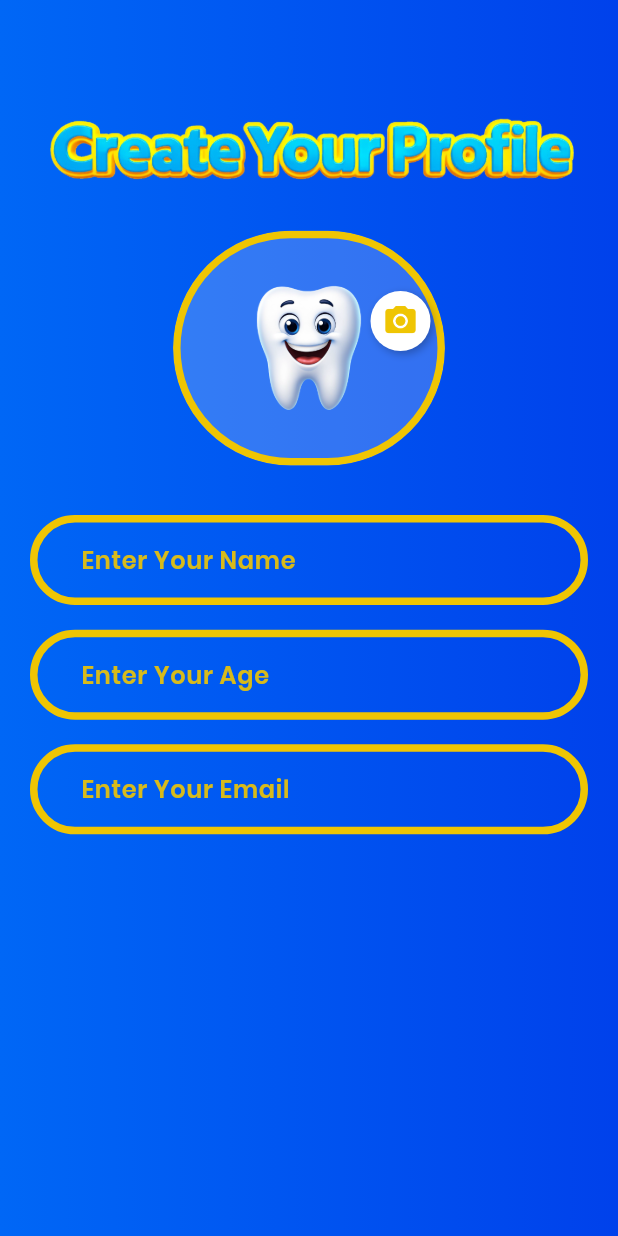
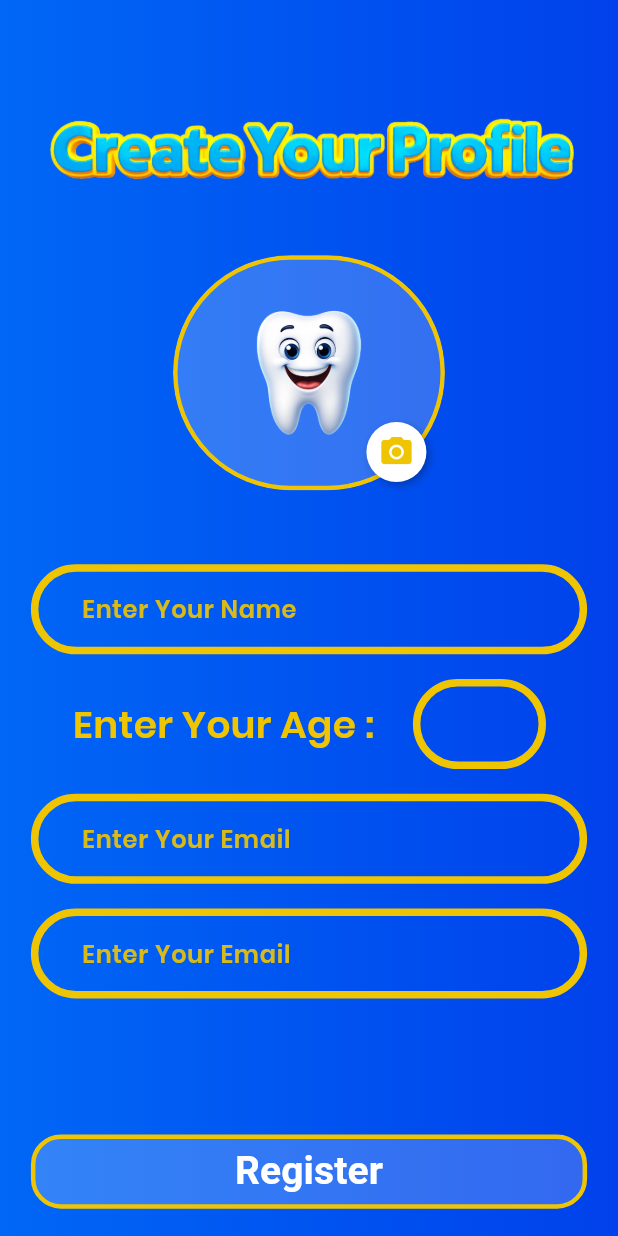
Before and after one commit to chamudithadilanka/smiley_toothy, a Flutter app: the RegisterScreen screen opened directly, on a phone screen of 412 x 824 dp. Run offline on Flutter 3.47's test engine with Material 3 defaults, Android fonts, the phone set to English and light mode, and no system bars; our stand-ins replace flutter_bloc.

Commit message:
custom buttton for register screen

```diff
--- a/lib/screens/register_screen/register_screen.dart
+++ b/lib/screens/register_screen/register_screen.dart
@@ -1,5 +1,6 @@
 import 'package:flutter/material.dart';
 import 'package:smiley_toothy/color_theme/color_theme.dart';
+import 'package:smiley_toothy/screens/register_screen/widget/custom_button.dart';
 import 'package:smiley_toothy/screens/register_screen/widget/custom_text_filed.dart';
 
 class RegisterScreen extends StatelessWidget {
@@ -10,9 +11,9 @@ class RegisterScreen extends StatelessWidget {
     final screenWidth = MediaQuery.of(context).size.width;
     final screenHeight = MediaQuery.of(context).size.height;
     return Scaffold(
-      body: Stack(
+      body: SingleChildScrollView(
+        child: Stack(
           children: [
-
             Container(
               width: screenWidth * 1.0,
               height: screenHeight * 1.0,
@@ -25,8 +26,8 @@ class RegisterScreen extends StatelessWidget {
                 crossAxisAlignment: CrossAxisAlignment.center,
                 children: [
                   SizedBox(height: screenHeight * 0.09),
-                Image.asset("assets/image/create_account.png",width: 380,),
-                SizedBox(height: screenHeight * 0.03),
+                  Image.asset("assets/image/create_account.png", width: 380),
+                  SizedBox(height: screenHeight * 0.05),
                   ClipRRect(
                     borderRadius: BorderRadius.circular(100),
                     child: Container(
@@ -41,12 +42,11 @@ class RegisterScreen extends StatelessWidget {
                             ),
                             spreadRadius: 3,
                             blurRadius: 3,
-
                           ),
                         ],
                         border: Border.all(
                           color: kMainLoadingIndicatorYellowdark,
-                        width: 5,
+                          width: 3,
                         ),
                         image: DecorationImage(
                           image: AssetImage(
@@ -56,20 +56,58 @@ class RegisterScreen extends StatelessWidget {
                       ),
                     ),
                   ),
-                SizedBox(height: screenHeight * 0.04),
-                CustomTextInputRegisterScreen(hintText: "Enter Your Name"),
+                  SizedBox(height: screenHeight * 0.06),
+                  CustomTextInputRegisterScreen(
+                    hintText: "Enter Your Name",
+                    isNumber: false,
+                    isHintText: true,
+                  ),
                   SizedBox(height: screenHeight * 0.02),
-                CustomTextInputRegisterScreen(hintText: "Enter Your Age"),
+                  Padding(
+                    padding: const EdgeInsets.symmetric(horizontal: 28),
+                    child: Row(
+                      mainAxisAlignment: MainAxisAlignment.spaceAround,
+                      children: [
+                        SizedBox(width: screenWidth*0.05,),
+                        Text(
+                          "Enter Your Age : ",
+                          style: TextStyle(
+                            fontSize: 25,
+                            fontWeight: FontWeight.w600,
+                            color: kMainLoadingIndicatorYellowdark,
+                          ),
+                        ),
+                        Flexible(
+                          child: CustomTextInputRegisterScreen(
+                            isHintText: false,
+                            hintText: "",
+                            isNumber: true,
+                          ),
+                        ),
+                      ],
+                    ),
+                  ),
                   SizedBox(height: screenHeight * 0.02),
-                CustomTextInputRegisterScreen(hintText: "Enter Your Email"),
+                  CustomTextInputRegisterScreen(
+                    hintText: "Enter Your Email",
+                    isNumber: false,
+                    isHintText: true,
+                  ),
+                  SizedBox(height: screenHeight * 0.02),
+                  CustomTextInputRegisterScreen(
+                    hintText: "Enter Your Email",
+                    isNumber: false,
+                    isHintText: true,
+                  ),
+                  SizedBox(height: screenHeight * 0.11),
+                  CustomButtonRegister(),
                   //time day and night
-
                 ],
               ),
             ),
             Positioned(
-            bottom: 590,
-            right: 125,
+              bottom: screenHeight * 0.61,
+              right: screenWidth * 0.31,
               child: Container(
                 padding: EdgeInsets.all(8),
                 decoration: BoxDecoration(
@@ -92,6 +130,7 @@ class RegisterScreen extends StatelessWidget {
             ),
           ],
         ),
+      ),
     );
   }
 }
--- /dev/null
+++ b/lib/screens/register_screen/widget/custom_button.dart
@@ -0,0 +1,37 @@
+import 'package:flutter/cupertino.dart';
+import 'package:flutter/material.dart';
+import 'package:smiley_toothy/color_theme/color_theme.dart';
+
+class CustomButtonRegister extends StatelessWidget {
+  const CustomButtonRegister({super.key});
+
+  @override
+  Widget build(BuildContext context) {
+    final screenWidth = MediaQuery.of(context).size.width;
+    final screenHeight = MediaQuery.of(context).size.height;
+    return Container(
+      width: screenWidth * 0.9,
+      height: screenHeight * 0.06,
+      decoration: BoxDecoration(
+        color: kMainLoadingWhitContainerColor.withValues(alpha: 0.2),
+        borderRadius: BorderRadius.circular(20),
+        border: Border.all(color: kMainLoadingIndicatorYellowdark, width: 3),
+      ),
+      child: ElevatedButton(
+        style: ElevatedButton.styleFrom(
+          backgroundColor: Colors.transparent,
+          shadowColor: Colors.transparent,
+        ),
+        onPressed: () {},
+        child: Text(
+          "Register",
+          style: TextStyle(
+            fontSize: 26,
+            color: kMainLoadingWhitContainerColor,
+            fontWeight: FontWeight.w600,
+          ),
+        ),
+      ),
+    );
+  }
+}
--- a/lib/screens/register_screen/widget/custom_text_filed.dart
+++ b/lib/screens/register_screen/widget/custom_text_filed.dart
@@ -1,17 +1,31 @@
 import 'package:flutter/material.dart';
+import 'package:flutter/services.dart';
 import 'package:smiley_toothy/color_theme/color_theme.dart';
 
 class CustomTextInputRegisterScreen extends StatelessWidget {
   final TextEditingController controller = TextEditingController();
   final String hintText;
+  final bool isNumber;
+  final bool isHintText;
 
-  CustomTextInputRegisterScreen({super.key, required this.hintText});
+  CustomTextInputRegisterScreen({
+    super.key,
+    required this.hintText,
+    required this.isNumber,
+    required this.isHintText,
+  });
 
   @override
   Widget build(BuildContext context) {
+    final screenWidth = MediaQuery.of(context).size.width;
     return Padding(
       padding: const EdgeInsets.symmetric(horizontal: 20),
+      child: SizedBox(
+        width: screenWidth * 0.9,
         child: TextFormField(
+          keyboardType: isNumber ? TextInputType.number : TextInputType.text,
+          inputFormatters:
+              isNumber ? [FilteringTextInputFormatter.digitsOnly] : [],
           controller: controller,
           cursorRadius: Radius.circular(100),
           style: TextStyle(
@@ -23,11 +37,11 @@ class CustomTextInputRegisterScreen extends StatelessWidget {
           cursorColor: kMianLoadingIndicatorYellowNormal,
           cursorErrorColor: Colors.red,
           decoration: InputDecoration(
-          contentPadding: EdgeInsets.symmetric(horizontal: 30,vertical: 15),
-          labelText: hintText,
+            contentPadding: EdgeInsets.symmetric(horizontal: 30, vertical: 15),
+            labelText: isHintText?  hintText : null,
             labelStyle: TextStyle(
               color: kMainLoadingIndicatorYellowdark.withValues(alpha: 0.9),
-                fontWeight: FontWeight.w600
+              fontWeight: FontWeight.w600,
             ),
             enabledBorder: OutlineInputBorder(
               borderSide: BorderSide(
@@ -45,6 +59,7 @@ class CustomTextInputRegisterScreen extends StatelessWidget {
             ),
           ),
         ),
+      ),
     );
   }
 }
```
Lines whose indentation alone changed are shown as unchanged.
